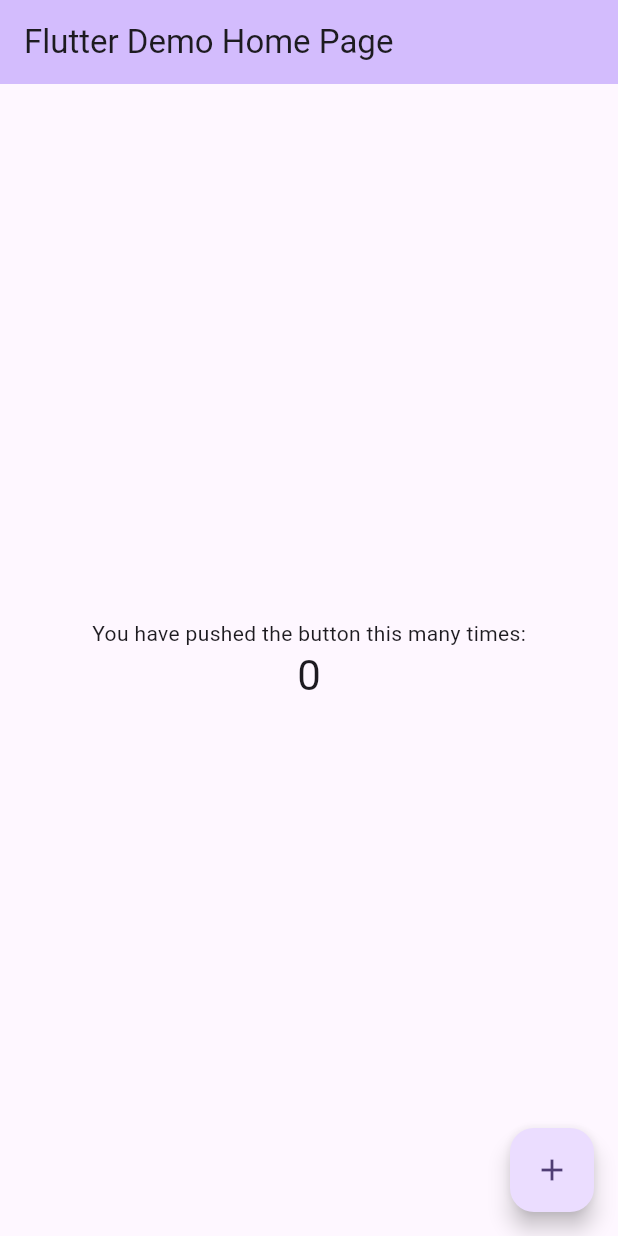
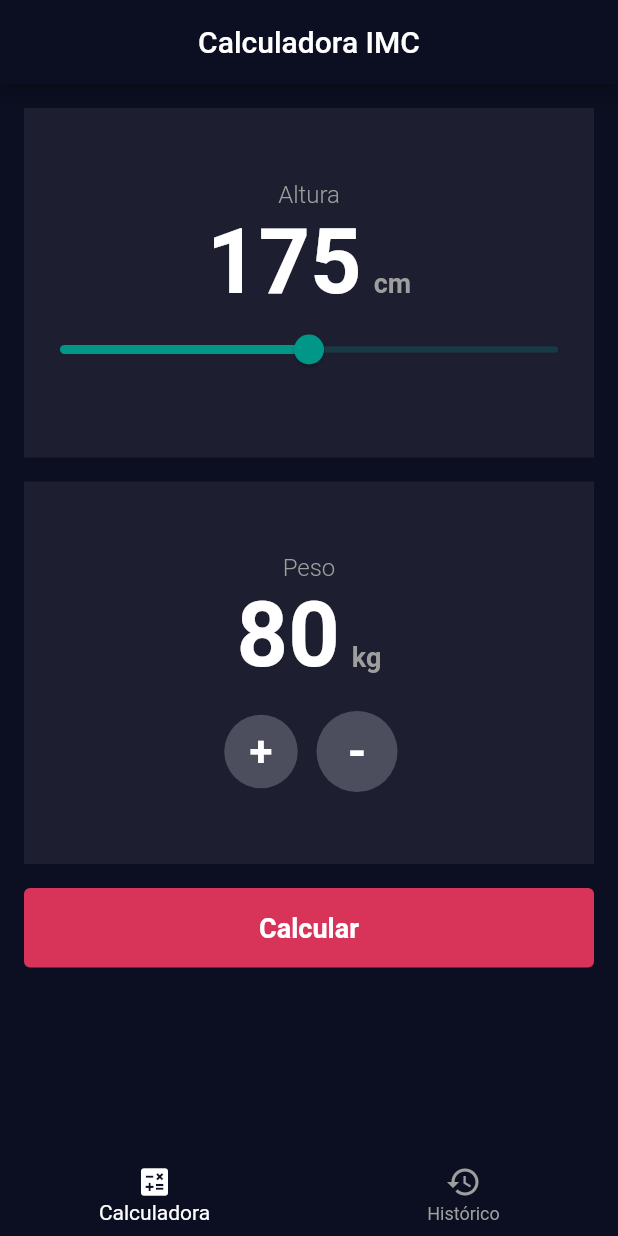
Before and after one commit to jeiseldias/dio-imcflutter, a Flutter app: the screen it shows after launch, on a phone screen of 412 x 824 dp. Run offline on Flutter 3.47's test engine with Material 2 defaults, Android fonts, the phone set to English and light mode, and no system bars; our stand-ins replace google_fonts.

```diff
--- a/lib/main.dart
+++ b/lib/main.dart
@@ -1,69 +1,6 @@
 import 'package:flutter/material.dart';
+import 'package:imc/my_app.dart';
 
 void main() {
   runApp(const MyApp());
 }
-
-class MyApp extends StatelessWidget {
-  const MyApp({super.key});
-
-  @override
-  Widget build(BuildContext context) {
-    return MaterialApp(
-      title: 'Flutter Demo',
-      theme: ThemeData(
-        colorScheme: ColorScheme.fromSeed(seedColor: Colors.deepPurple),
-        useMaterial3: true,
-      ),
-      home: const MyHomePage(title: 'Flutter Demo Home Page'),
-    );
-  }
-}
-
-class MyHomePage extends StatefulWidget {
-  const MyHomePage({super.key, required this.title});
-
-  final String title;
-
-  @override
-  State<MyHomePage> createState() => _MyHomePageState();
-}
-
-class _MyHomePageState extends State<MyHomePage> {
-  int _counter = 0;
-
-  void _incrementCounter() {
-    setState(() {
-      _counter++;
-    });
-  }
-
-  @override
-  Widget build(BuildContext context) {
-    return Scaffold(
-      appBar: AppBar(
-        backgroundColor: Theme.of(context).colorScheme.inversePrimary,
-        title: Text(widget.title),
-      ),
-      body: Center(
-        child: Column(
-          mainAxisAlignment: MainAxisAlignment.center,
-          children: <Widget>[
-            const Text(
-              'You have pushed the button this many times:',
-            ),
-            Text(
-              '$_counter',
-              style: Theme.of(context).textTheme.headlineMedium,
-            ),
-          ],
-        ),
-      ),
-      floatingActionButton: FloatingActionButton(
-        onPressed: _incrementCounter,
-        tooltip: 'Increment',
-        child: const Icon(Icons.add),
-      ),
-    );
-  }
-}
--- /dev/null
+++ b/lib/modal/imc.dart
@@ -0,0 +1,27 @@
+import 'dart:math';
+
+class Imc {
+  double _altura = 0;
+  double _peso = 0;
+
+  double get altura => _altura;
+
+  double get peso => _peso;
+
+  set altura(double altura) {
+    _altura = altura;
+  }
+
+  set peso(double peso) {
+    _peso = peso;
+  }
+
+  String calcularIMC() {
+    return (peso / pow(altura, 2)).toStringAsFixed(2);
+  }
+
+  Imc(String altura, String peso) {
+    _altura = double.parse(altura.replaceAll(",", "."));
+    _peso = double.parse(peso.toString());
+  }
+}
--- /dev/null
+++ b/lib/my_app.dart
@@ -0,0 +1,17 @@
+import 'package:flutter/material.dart';
+import 'package:google_fonts/google_fonts.dart';
+import 'package:imc/pages/main_page.dart';
+
+class MyApp extends StatelessWidget {
+  const MyApp({super.key});
+
+  @override
+  Widget build(BuildContext context) {
+    return MaterialApp(
+      debugShowCheckedModeBanner: false,
+      theme: ThemeData(
+          primarySwatch: Colors.teal, textTheme: GoogleFonts.robotoTextTheme()),
+      home: const MainPage(),
+    );
+  }
+}
--- /dev/null
+++ b/lib/pages/form_page.dart
@@ -0,0 +1,167 @@
+import 'package:flutter/material.dart';
+import 'package:imc/pages/result_page.dart';
+
+class FormPage extends StatefulWidget {
+  const FormPage({super.key});
+
+  @override
+  State<FormPage> createState() => _FormPageState();
+}
+
+class _FormPageState extends State<FormPage> {
+  int alturaEscolhida = 175;
+  int pesoEscolhido = 80;
+
+  void handleButton() {
+    Navigator.push(
+        context, MaterialPageRoute(builder: (context) => const ResultPage()));
+  }
+
+  @override
+  Widget build(BuildContext context) {
+    return Column(
+      children: [
+        Container(
+          width: double.infinity,
+          padding: const EdgeInsets.symmetric(vertical: 48),
+          margin: const EdgeInsets.fromLTRB(0, 0, 0, 16),
+          color: const Color(0xFF1D1F30),
+          child: Column(
+            children: [
+              const Text("Altura",
+                  style: TextStyle(
+                      fontSize: 16,
+                      fontWeight: FontWeight.w300,
+                      color: Colors.grey)),
+              Row(
+                mainAxisAlignment: MainAxisAlignment.center,
+                children: [
+                  Text(alturaEscolhida.toString(),
+                      style: const TextStyle(
+                          fontSize: 60,
+                          fontWeight: FontWeight.bold,
+                          color: Colors.white)),
+                  const SizedBox(
+                    width: 8,
+                  ),
+                  const Padding(
+                    padding: EdgeInsets.fromLTRB(0, 30, 0, 0),
+                    child: Text("cm",
+                        style: TextStyle(
+                            fontSize: 18,
+                            fontWeight: FontWeight.bold,
+                            color: Colors.grey)),
+                  ),
+                ],
+              ),
+              Slider(
+                  min: 120,
+                  max: 230,
+                  value: double.parse(alturaEscolhida.toString()),
+                  onChanged: (double value) {
+                    setState(() {
+                      alturaEscolhida = value.round();
+                    });
+                  }),
+            ],
+          ),
+        ),
+        Container(
+            width: double.infinity,
+            padding: const EdgeInsets.symmetric(vertical: 48),
+            color: const Color(0xFF1D1F30),
+            child: Column(children: [
+              const Text("Peso",
+                  style: TextStyle(
+                      fontSize: 16,
+                      fontWeight: FontWeight.w300,
+                      color: Colors.grey)),
+              Row(
+                mainAxisAlignment: MainAxisAlignment.center,
+                children: [
+                  Text(pesoEscolhido.toString(),
+                      style: const TextStyle(
+                          fontSize: 60,
+                          fontWeight: FontWeight.bold,
+                          color: Colors.white)),
+                  const SizedBox(
+                    width: 8,
+                  ),
+                  const Padding(
+                    padding: EdgeInsets.fromLTRB(0, 30, 0, 0),
+                    child: Text("kg",
+                        style: TextStyle(
+                            fontSize: 18,
+                            fontWeight: FontWeight.bold,
+                            color: Colors.grey)),
+                  ),
+                ],
+              ),
+              const SizedBox(
+                height: 16,
+              ),
+              Row(
+                mainAxisAlignment: MainAxisAlignment.center,
+                children: [
+                  TextButton(
+                    onPressed: () {
+                      setState(() {
+                        pesoEscolhido++;
+                      });
+                    },
+                    style: ElevatedButton.styleFrom(
+                      shape: const CircleBorder(),
+                      backgroundColor: const Color(0xff4D4E5D),
+                    ),
+                    child: const Text(
+                      "+",
+                      style: TextStyle(
+                          fontSize: 28,
+                          fontWeight: FontWeight.bold,
+                          color: Colors.white),
+                    ),
+                  ),
+                  TextButton(
+                    onPressed: () {
+                      setState(() {
+                        pesoEscolhido--;
+                      });
+                    },
+                    style: ElevatedButton.styleFrom(
+                      shape: const CircleBorder(),
+                      backgroundColor: const Color(0xff4D4E5D),
+                    ),
+                    child: const Text(
+                      "-",
+                      style: TextStyle(
+                          fontSize: 32,
+                          fontWeight: FontWeight.bold,
+                          color: Colors.white),
+                    ),
+                  )
+                ],
+              ),
+            ])),
+        const SizedBox(
+          height: 16,
+        ),
+        Container(
+          width: double.infinity,
+          child: TextButton(
+            onPressed: handleButton,
+            style: TextButton.styleFrom(
+                backgroundColor: const Color(0xffD83459),
+                foregroundColor: Colors.white),
+            child: const Padding(
+              padding: EdgeInsets.symmetric(vertical: 8),
+              child: Text(
+                "Calcular",
+                style: TextStyle(fontSize: 18, fontWeight: FontWeight.bold),
+              ),
+            ),
+          ),
+        )
+      ],
+    );
+  }
+}
--- /dev/null
+++ b/lib/pages/main_page.dart
@@ -0,0 +1,66 @@
+import 'package:flutter/material.dart';
+import 'package:imc/modal/imc.dart';
+import 'package:imc/pages/form_page.dart';
+import 'package:imc/pages/history_page.dart';
+
+class MainPage extends StatefulWidget {
+  const MainPage({super.key});
+
+  @override
+  State<MainPage> createState() => _MainPageState();
+}
+
+class _MainPageState extends State<MainPage> {
+  PageController controller = PageController(initialPage: 0);
+  int pageNumber = 0;
+  List<Imc> historico = [];
+
+  @override
+  Widget build(BuildContext context) {
+    return SafeArea(
+      child: Scaffold(
+        backgroundColor: Color(0xFF0B0F21),
+        appBar: AppBar(
+          title: const Text("Calculadora IMC"),
+          backgroundColor: const Color(0xFF0B0F21),
+          centerTitle: true,
+        ),
+        body: Column(children: [
+          Expanded(
+            child: Padding(
+              padding: const EdgeInsets.symmetric(horizontal: 16, vertical: 16),
+              child: PageView(
+                controller: controller,
+                onPageChanged: (value) {
+                  setState(() {
+                    pageNumber = value;
+                  });
+                },
+                children: const [
+                  FormPage(),
+                  HistoryPage(),
+                ],
+              ),
+            ),
+          ),
+          BottomNavigationBar(
+            backgroundColor: const Color(0xFF0B0F21),
+            selectedItemColor: Colors.white,
+            unselectedItemColor: Colors.grey,
+            type: BottomNavigationBarType.fixed,
+            onTap: (value) {
+              controller.jumpToPage(value);
+            },
+            currentIndex: pageNumber,
+            items: const [
+              BottomNavigationBarItem(
+                  label: "Calculadora", icon: Icon(Icons.calculate)),
+              BottomNavigationBarItem(
+                  label: "Histórico", icon: Icon(Icons.history)),
+            ],
+          ),
+        ]),
+      ),
+    );
+  }
+}
--- a/pubspec.yaml
+++ b/pubspec.yaml
@@ -28,6 +28,7 @@ environment:
 # the latest version available on pub.dev. To see which dependencies have newer
 # versions available, run `flutter pub outdated`.
 dependencies:
+  google_fonts: ^6.1.0
   flutter:
     sdk: flutter
 
```
Also changed, not shown: lib/pages/history_page.dart (added, +15 -0 lines), lib/pages/result_page.dart (added, +94 -0 lines), pubspec.lock, 2 other files.
